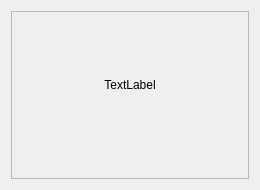
First picture: the form in dlgimage.ui, repository sguerra/Image-Analysis, before the edit.
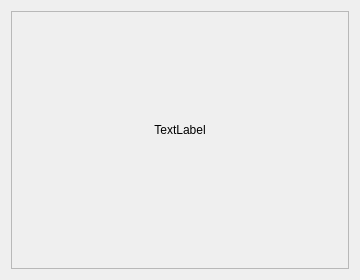
Second picture: the form after the edit. Custom widgets are drawn as their Qt base class.

Commit message: Histogram panel show/hide on histogram action check

The edit to the form file:
```diff
--- a/dlgimage.ui
+++ b/dlgimage.ui
@@ -6,8 +6,8 @@
    <rect>
     <x>0</x>
     <y>0</y>
-    <width>260</width>
-    <height>190</height>
+    <width>360</width>
+    <height>280</height>
    </rect>
   </property>
   <property name="windowTitle">
@@ -24,8 +24,8 @@
        <rect>
         <x>0</x>
         <y>0</y>
-        <width>240</width>
-        <height>170</height>
+        <width>334</width>
+        <height>254</height>
        </rect>
       </property>
       <layout class="QGridLayout" name="gridLayout_2">
```
Left out of the diff: 2 changed lines with no effect on the pictures. The commit also changes 2 other files.
